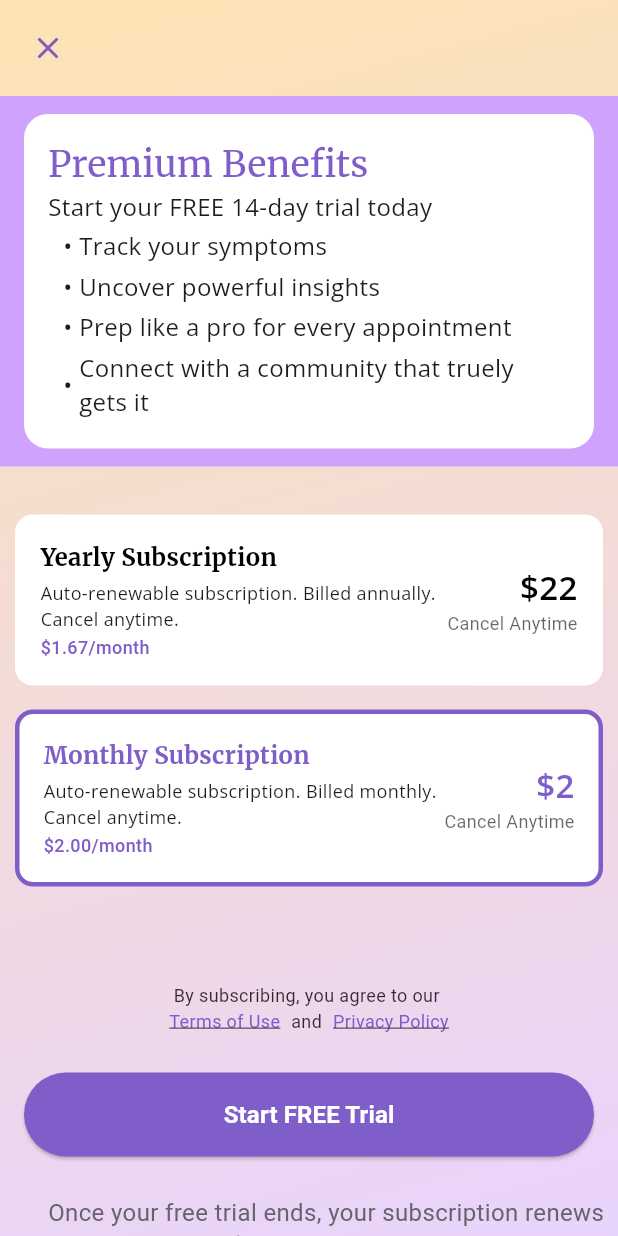
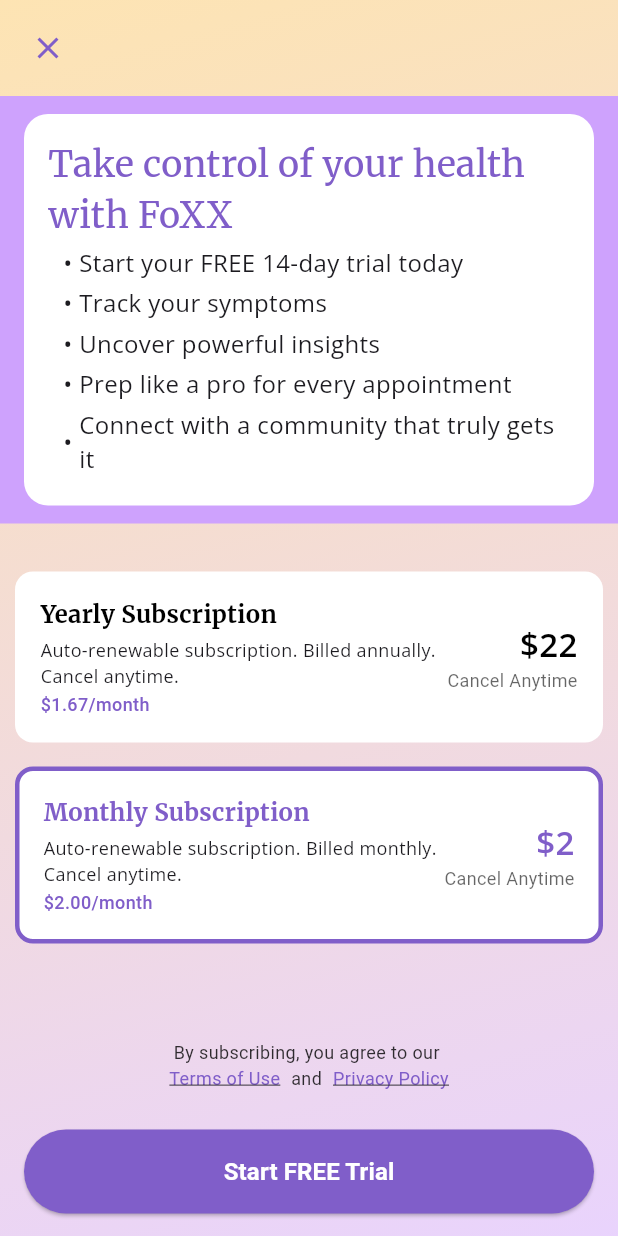
Before and after one commit to cazfoxx/foxx-health-mobile, a Flutter app: the PremiumOverlay screen opened directly, on a phone screen of 412 x 824 dp. Run offline on Flutter 3.47's test engine with Material 3 defaults, Android fonts, the phone set to English and light mode, and no system bars; our stand-ins replace app_links, awesome_snackbar_content, calendar_date_picker2, dio, equatable, firebase_analytics and 13 more; missing offline and left inert: liquid_glass_renderer; accounts and stored records are empty.

Commit message:
premium fixes

```diff
--- a/lib/features/presentation/screens/premiumScreen/premium_overlay.dart
+++ b/lib/features/presentation/screens/premiumScreen/premium_overlay.dart
@@ -487,16 +487,15 @@
         child: Column(
           crossAxisAlignment: CrossAxisAlignment.start,
           children: [
-            Text('Premium Benefits',
+            Text('Take control of your health with FoXX',
                 style: AppTextStyles.heading2
                     .copyWith(color: AppColors.amethystViolet)),
-            const Text('Start your FREE 14-day trial today',
-                style: AppTextStyles.bodyOpenSans),
             const SizedBox(height: 3),
+            _buildBenefitItem('Start your FREE 14-day trial today'),
             _buildBenefitItem('Track your symptoms'),
             _buildBenefitItem('Uncover powerful insights'),
             _buildBenefitItem('Prep like a pro for every appointment'),
-            _buildBenefitItem('Connect with a community that truely gets it'),
+            _buildBenefitItem('Connect with a community that truly gets it'),
           ],
         ),
       ),
```
